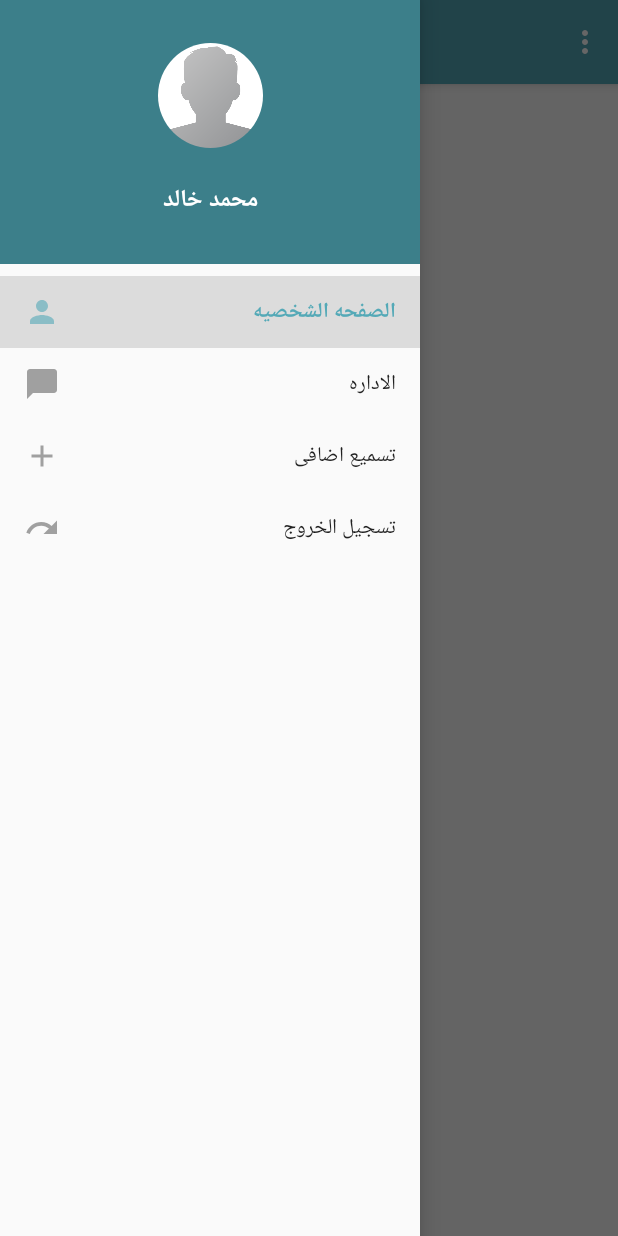
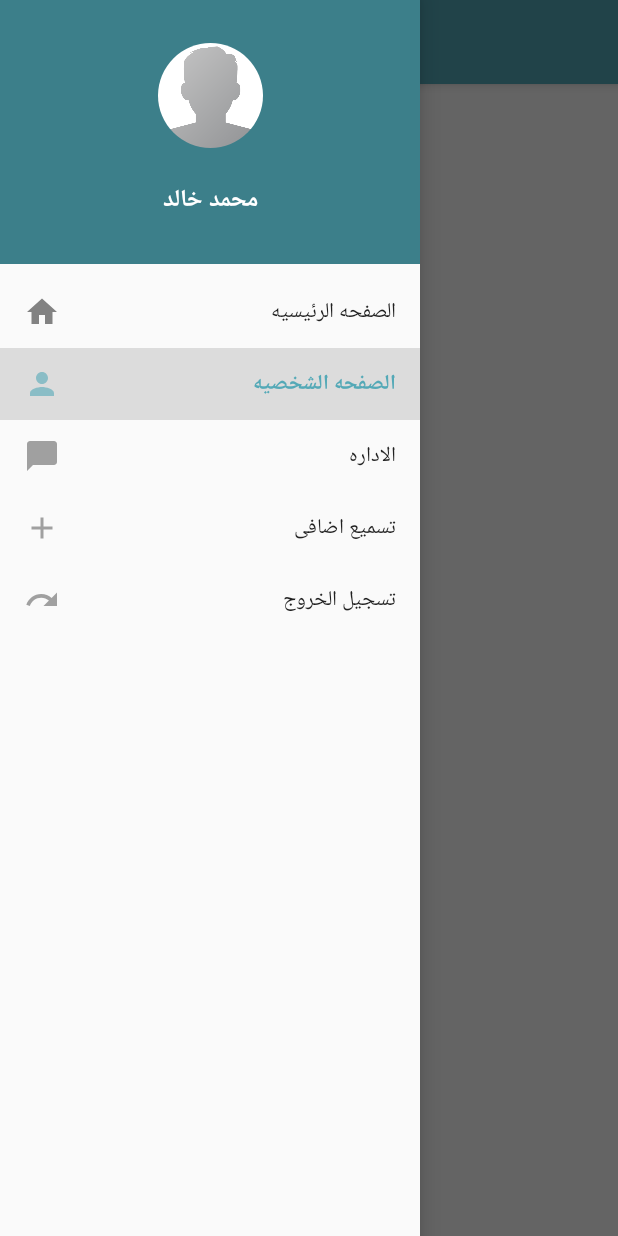
Before and after one commit to muhammedkhaled/WortelElQuran, an Android app: the screen it shows after launch (MainActivity), with the side drawer open, on a phone screen of 412 x 824 dp. Run offline under Robolectric (Android 15) with nearby library versions, the phone set to English and light mode, and no system bars; our stand-ins replace CircleImageView, navigation-ui.

Commit message:
edited classes name and added HomeFragment

```diff
--- a/app/src/main/java/com/example/ertaqiwratel/presentation/activities/MainActivity.java
+++ b/app/src/main/java/com/example/ertaqiwratel/presentation/activities/MainActivity.java
@@ -33,7 +33,7 @@ public class MainActivity extends AppCompatActivity {
         // Passing each menu ID as a set of Ids because each
         // menu should be considered as top level destinations.
         mAppBarConfiguration = new AppBarConfiguration.Builder(
-                R.id.nav_profile, R.id.nav_extra, R.id.nav_admin)
+                R.id.nav_home, R.id.nav_profile, R.id.nav_extra, R.id.nav_admin)
                 .setDrawerLayout(drawer)
                 .build();
         final NavController navController = Navigation.findNavController(this, R.id.nav_host_fragment);
@@ -45,6 +45,9 @@ public class MainActivity extends AppCompatActivity {
             public boolean onNavigationItemSelected(@NonNull MenuItem menuItem) {
 
                 switch (menuItem.getItemId()) {
+                    case R.id.nav_home:
+                        navController.navigate(R.id.nav_home);
+                        break;
                     case R.id.nav_profile:
                         navController.navigate(R.id.nav_profile);
                         break;
@@ -72,7 +75,7 @@ public class MainActivity extends AppCompatActivity {
     @Override
     public boolean onCreateOptionsMenu(Menu menu) {
         // Inflate the menu; this adds items to the action bar if it is present.
-        getMenuInflater().inflate(R.menu.nafigation_drawer, menu);
+//        getMenuInflater().inflate(R.menu.nafigation_drawer, menu);
         return true;
     }
 
--- a/app/src/main/java/com/example/ertaqiwratel/presentation/activities/navUi/admin/AdminChatFragment.java
+++ b/app/src/main/java/com/example/ertaqiwratel/presentation/activities/navUi/admin/AdminChatFragment.java
@@ -33,9 +33,6 @@ public class AdminChatFragment extends Fragment {
     private MessageAdapter mAdapter;
 
     private AdminChatViewModel adminChatViewModel;
-
-    public AdminChatFragment() {
-    }
 
     @Override
     public void onCreate(Bundle savedInstanceState) {
--- a/app/src/main/java/com/example/ertaqiwratel/presentation/activities/navUi/extra/ExtraSessionFragment.java
+++ b/app/src/main/java/com/example/ertaqiwratel/presentation/activities/navUi/extra/ExtraSessionFragment.java
@@ -22,7 +22,7 @@ public class ExtraSessionFragment extends Fragment {
                              ViewGroup container, Bundle savedInstanceState) {
         extraSessionViewModel =
                 ViewModelProviders.of(this).get(ExtraSessionViewModel.class);
-        View root = inflater.inflate(R.layout.fragment_gallery, container, false);
+        View root = inflater.inflate(R.layout.fragment_extra_session, container, false);
         final TextView textView = root.findViewById(R.id.text_gallery);
         extraSessionViewModel.getText().observe(getViewLifecycleOwner(), new Observer<String>() {
             @Override
--- a/app/src/main/java/com/example/ertaqiwratel/presentation/activities/navUi/profile/ProfileFragment.java
+++ b/app/src/main/java/com/example/ertaqiwratel/presentation/activities/navUi/profile/ProfileFragment.java
@@ -23,7 +23,7 @@ public class ProfileFragment extends Fragment {
                              ViewGroup container, Bundle savedInstanceState) {
         profileViewModel =
                 ViewModelProviders.of(this).get(ProfileViewModel.class);
-        View root = inflater.inflate(R.layout.fragment_home, container, false);
+        View root = inflater.inflate(R.layout.fragmnet_profile, container, false);
         final TextView textView = root.findViewById(R.id.text_home);
         profileViewModel.getText().observe(getViewLifecycleOwner(), new Observer<String>() {
             @Override
--- /dev/null
+++ b/app/src/main/res/drawable-anydpi/ic_home.xml
@@ -0,0 +1,11 @@
+<vector xmlns:android="http://schemas.android.com/apk/res/android"
+    android:width="24dp"
+    android:height="24dp"
+    android:viewportWidth="24"
+    android:viewportHeight="24"
+    android:tint="#000000"
+    android:alpha="0.8">
+  <path
+      android:fillColor="@android:color/white"
+      android:pathData="M10,20v-6h4v6h5v-8h3L12,3 2,12h3v8z"/>
+</vector>
--- a/app/src/main/res/layout/content_main.xml
+++ b/app/src/main/res/layout/content_main.xml
@@ -1,5 +1,6 @@
 <?xml version="1.0" encoding="utf-8"?>
-<androidx.constraintlayout.widget.ConstraintLayout xmlns:android="http://schemas.android.com/apk/res/android"
+<androidx.constraintlayout.widget.ConstraintLayout
+    xmlns:android="http://schemas.android.com/apk/res/android"
     xmlns:app="http://schemas.android.com/apk/res-auto"
     xmlns:tools="http://schemas.android.com/tools"
     android:layout_width="match_parent"
--- a/app/src/main/res/menu/activity_main_drawer.xml
+++ b/app/src/main/res/menu/activity_main_drawer.xml
@@ -4,6 +4,11 @@
     tools:showIn="navigation_view">
 
     <group android:checkableBehavior="single">
+        <item
+            android:id="@+id/nav_home"
+            android:icon="@drawable/ic_home"
+            android:iconTint="@android:color/black"
+            android:title="الصفحه الرئيسيه" />
         <item
             android:id="@+id/nav_profile"
             android:icon="@drawable/ic_profile"
--- a/app/src/main/res/menu/nafigation_drawer.xml
+++ /dev/null
@@ -1,9 +0,0 @@
-<?xml version="1.0" encoding="utf-8"?>
-<menu xmlns:android="http://schemas.android.com/apk/res/android"
-    xmlns:app="http://schemas.android.com/apk/res-auto">
-    <item
-        android:id="@+id/action_settings"
-        android:orderInCategory="100"
-        android:title="@string/action_settings"
-        app:showAsAction="never" />
-</menu>
```
Also changed, not shown: app/src/main/java/com/example/ertaqiwratel/presentation/activities/MyChiehkFrament.java (+3 -45 lines), app/src/main/java/com/example/ertaqiwratel/presentation/activities/MyChiekhInfo.java (+0 -46 lines), app/src/main/java/com/example/ertaqiwratel/presentation/activities/navUi/home/HomeFragment.java (added, +35 -0 lines), app/src/main/java/com/example/ertaqiwratel/presentation/activities/navUi/home/HomeViewModel.java (added, +7 -0 lines), app/src/main/res/layout/home_fragment.xml (added, +11 -0 lines), app/src/main/res/navigation/mobile_navigation.xml (+10 -9 lines), app/src/main/res/drawable-hdpi/ic_home.png (added), app/src/main/res/drawable-mdpi/ic_home.png (added), app/src/main/res/drawable-xhdpi/ic_home.png (added), app/src/main/res/drawable-xxhdpi/ic_home.png (added), app/src/main/res/layout/fragment_extra_session.xml (renamed from app/src/main/res/layout/fragment_gallery.xml), app/src/main/res/layout/fragmnet_profile.xml (renamed from app/src/main/res/layout/fragment_home.xml).
